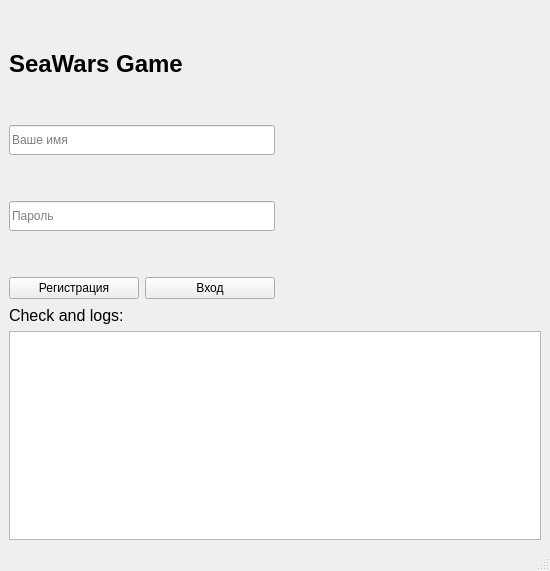
DushkoffInc/Seawars_client, file Qtfiles/login_tab.ui: the form before one commit.
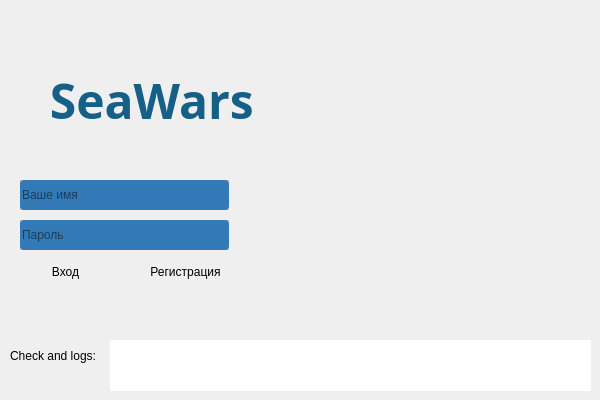
The form after the commit. Icons and pictures are not drawn.

```diff
--- a/Qtfiles/login_tab.ui
+++ b/Qtfiles/login_tab.ui
@@ -6,72 +6,77 @@
    <rect>
     <x>0</x>
     <y>0</y>
-    <width>550</width>
-    <height>571</height>
+    <width>600</width>
+    <height>400</height>
    </rect>
   </property>
   <property name="minimumSize">
    <size>
-    <width>550</width>
-    <height>570</height>
+    <width>600</width>
+    <height>400</height>
+   </size>
+  </property>
+  <property name="maximumSize">
+   <size>
+    <width>600</width>
+    <height>400</height>
    </size>
   </property>
   <property name="windowTitle">
    <string>MainWindow</string>
   </property>
+  <property name="styleSheet">
+   <string notr="true">background-image: url(:/newPrefix/back lighthouse.jpg);</string>
+  </property>
   <widget class="QWidget" name="centralwidget">
-   <layout class="QGridLayout" name="gridLayout">
-    <item row="0" column="0">
-     <layout class="QVBoxLayout" name="verticalLayout_3">
-      <item>
-       <layout class="QHBoxLayout" name="horizontalLayout_4">
-        <item>
-         <layout class="QVBoxLayout" name="verticalLayout">
-          <item>
-           <layout class="QHBoxLayout" name="horizontalLayout_3">
-            <item>
-             <widget class="QLabel" name="label">
+   <widget class="QFrame" name="frame">
+    <property name="geometry">
+     <rect>
+      <x>20</x>
+      <y>180</y>
+      <width>209</width>
+      <height>30</height>
+     </rect>
+    </property>
               <property name="minimumSize">
                <size>
-                <width>150</width>
-                <height>110</height>
-               </size>
-              </property>
-              <property name="font">
-               <font>
-                <pointsize>18</pointsize>
-                <weight>75</weight>
-                <bold>true</bold>
-               </font>
-              </property>
-              <property name="text">
-               <string>SeaWars Game</string>
-              </property>
-             </widget>
-            </item>
-            <item>
-             <spacer name="horizontalSpacer">
-              <property name="orientation">
-               <enum>Qt::Horizontal</enum>
-              </property>
-              <property name="sizeHint" stdset="0">
+      <width>209</width>
+      <height>30</height>
+     </size>
+    </property>
+    <property name="maximumSize">
                <size>
-                <width>40</width>
-                <height>20</height>
-               </size>
-              </property>
-             </spacer>
-            </item>
-           </layout>
-          </item>
-          <item>
+      <width>209</width>
+      <height>30</height>
+     </size>
+    </property>
+    <property name="styleSheet">
+     <string notr="true">background-image: url(:/newPrefix/white back.jpg);</string>
+    </property>
+    <property name="frameShape">
+     <enum>QFrame::StyledPanel</enum>
+    </property>
+    <property name="frameShadow">
+     <enum>QFrame::Raised</enum>
+    </property>
            <widget class="QLineEdit" name="lineEdit">
+     <property name="geometry">
+      <rect>
+       <x>0</x>
+       <y>0</y>
+       <width>209</width>
+       <height>30</height>
+      </rect>
+     </property>
             <property name="minimumSize">
              <size>
               <width>209</width>
               <height>30</height>
              </size>
             </property>
+     <property name="styleSheet">
+      <string notr="true">background-color: rgb(51,122,183); color: black; border-radius: 4px;</string>
+     </property>
             <property name="maxLength">
              <number>32766</number>
             </property>
@@ -79,28 +84,55 @@
              <string>Ваше имя</string>
             </property>
            </widget>
-          </item>
-          <item>
-           <spacer name="verticalSpacer">
-            <property name="orientation">
-             <enum>Qt::Vertical</enum>
-            </property>
-            <property name="sizeHint" stdset="0">
+   </widget>
+   <widget class="QFrame" name="frame_2">
+    <property name="geometry">
+     <rect>
+      <x>20</x>
+      <y>220</y>
+      <width>209</width>
+      <height>30</height>
+     </rect>
+    </property>
+    <property name="minimumSize">
              <size>
-              <width>10</width>
-              <height>40</height>
-             </size>
-            </property>
-           </spacer>
-          </item>
-          <item>
+      <width>209</width>
+      <height>30</height>
+     </size>
+    </property>
+    <property name="maximumSize">
+     <size>
+      <width>209</width>
+      <height>30</height>
+     </size>
+    </property>
+    <property name="styleSheet">
+     <string notr="true">background-image: url(:/newPrefix/white back.jpg);</string>
+    </property>
+    <property name="frameShape">
+     <enum>QFrame::StyledPanel</enum>
+    </property>
+    <property name="frameShadow">
+     <enum>QFrame::Raised</enum>
+    </property>
            <widget class="QLineEdit" name="lineEdit_2">
+     <property name="geometry">
+      <rect>
+       <x>0</x>
+       <y>0</y>
+       <width>209</width>
+       <height>30</height>
+      </rect>
+     </property>
             <property name="minimumSize">
              <size>
               <width>209</width>
               <height>30</height>
              </size>
             </property>
+     <property name="styleSheet">
+      <string notr="true">background-color: rgb(51,122,183); color: black; border-radius: 4px;</string>
+     </property>
             <property name="text">
              <string/>
             </property>
@@ -111,104 +143,106 @@
              <string>Пароль</string>
             </property>
            </widget>
-          </item>
-          <item>
-           <spacer name="verticalSpacer_2">
-            <property name="orientation">
-             <enum>Qt::Vertical</enum>
-            </property>
-            <property name="sizeHint" stdset="0">
-             <size>
-              <width>20</width>
-              <height>40</height>
-             </size>
-            </property>
-           </spacer>
-          </item>
-          <item>
-           <layout class="QHBoxLayout" name="horizontalLayout">
-            <item>
-             <widget class="QPushButton" name="pushButton_2">
-              <property name="text">
-               <string>Регистрация</string>
-              </property>
-             </widget>
-            </item>
-            <item>
+   </widget>
              <widget class="QPushButton" name="pushButton">
+    <property name="geometry">
+     <rect>
+      <x>20</x>
+      <y>260</y>
+      <width>91</width>
+      <height>23</height>
+     </rect>
+    </property>
+    <property name="styleSheet">
+     <string notr="true">color: black; 
+border-radius: 10px;</string>
+    </property>
               <property name="text">
                <string>Вход</string>
               </property>
              </widget>
-            </item>
-           </layout>
-          </item>
-         </layout>
-        </item>
-        <item>
-         <spacer name="horizontalSpacer_2">
-          <property name="orientation">
-           <enum>Qt::Horizontal</enum>
-          </property>
-          <property name="sizeHint" stdset="0">
-           <size>
-            <width>40</width>
-            <height>20</height>
-           </size>
-          </property>
-         </spacer>
-        </item>
-       </layout>
-      </item>
-      <item>
-       <layout class="QHBoxLayout" name="horizontalLayout_5">
-        <item>
+   <widget class="QPushButton" name="pushButton_2">
+    <property name="geometry">
+     <rect>
+      <x>140</x>
+      <y>260</y>
+      <width>91</width>
+      <height>23</height>
+     </rect>
+    </property>
+    <property name="styleSheet">
+     <string notr="true">color: black; 
+border-radius: 10px;</string>
+    </property>
+    <property name="text">
+     <string>Регистрация</string>
+    </property>
+   </widget>
+   <widget class="QLabel" name="label">
+    <property name="geometry">
+     <rect>
+      <x>0</x>
+      <y>70</y>
+      <width>281</width>
+      <height>61</height>
+     </rect>
+    </property>
+    <property name="font">
+     <font>
+      <family>Californian FB</family>
+      <pointsize>36</pointsize>
+      <weight>75</weight>
+      <italic>false</italic>
+      <bold>true</bold>
+     </font>
+    </property>
+    <property name="styleSheet">
+     <string notr="true">color: rgb(22, 96, 135);</string>
+    </property>
+    <property name="text">
+     <string>    SeaWars</string>
+    </property>
+   </widget>
          <widget class="QLabel" name="label_2">
+    <property name="geometry">
+     <rect>
+      <x>10</x>
+      <y>340</y>
+      <width>91</width>
+      <height>31</height>
+     </rect>
+    </property>
           <property name="font">
            <font>
-            <pointsize>12</pointsize>
-           </font>
-          </property>
+      <pointsize>9</pointsize>
+     </font>
+    </property>
+    <property name="styleSheet">
+     <string notr="true">background-image: url(:/newPrefix/white back.jpg);color: black; border-radius: 4px;</string>
+    </property>
           <property name="text">
            <string>Check and logs:</string>
           </property>
          </widget>
-        </item>
-        <item>
-         <spacer name="horizontalSpacer_3">
-          <property name="orientation">
-           <enum>Qt::Horizontal</enum>
-          </property>
-          <property name="sizeHint" stdset="0">
-           <size>
-            <width>40</width>
-            <height>20</height>
-           </size>
-          </property>
-         </spacer>
-        </item>
-       </layout>
-      </item>
-      <item>
-       <widget class="QTextBrowser" name="textBrowser"/>
-      </item>
-     </layout>
-    </item>
-   </layout>
-  </widget>
-  <widget class="QMenuBar" name="menubar">
+   <widget class="QTextBrowser" name="textBrowser">
    <property name="geometry">
     <rect>
-     <x>0</x>
-     <y>0</y>
-     <width>550</width>
-     <height>21</height>
-    </rect>
-   </property>
-  </widget>
-  <widget class="QStatusBar" name="statusbar"/>
- </widget>
- <resources/>
+      <x>110</x>
+      <y>340</y>
+      <width>481</width>
+      <height>51</height>
+     </rect>
+    </property>
+    <property name="styleSheet">
+     <string notr="true">background-image: url(:/newPrefix/white back.jpg);color: black; border-radius: 4px;</string>
+    </property>
+   </widget>
+  </widget>
+ </widget>
+ <resources>
+  <include location="../../../Qt Designer/SeaWars/xz.qrc"/>
+  <include location="images/xz.qrc"/>
+ </resources>
  <connections>
   <connection>
    <sender>pushButton_2</sender>
```
Lines whose indentation alone changed are shown as unchanged.
